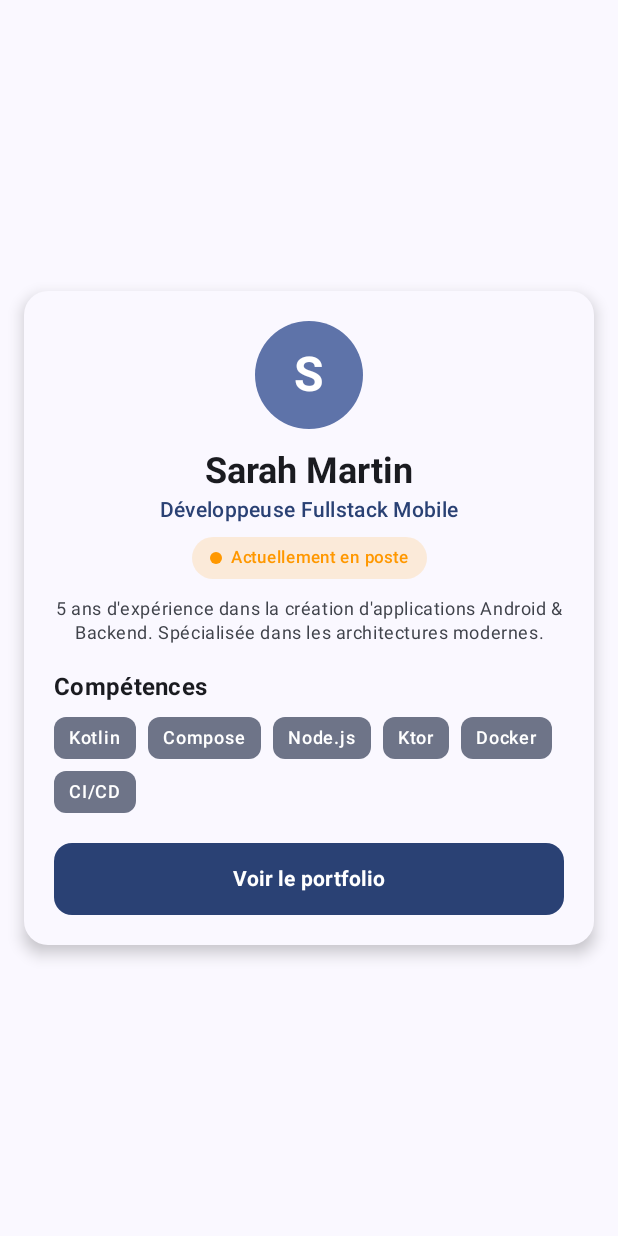
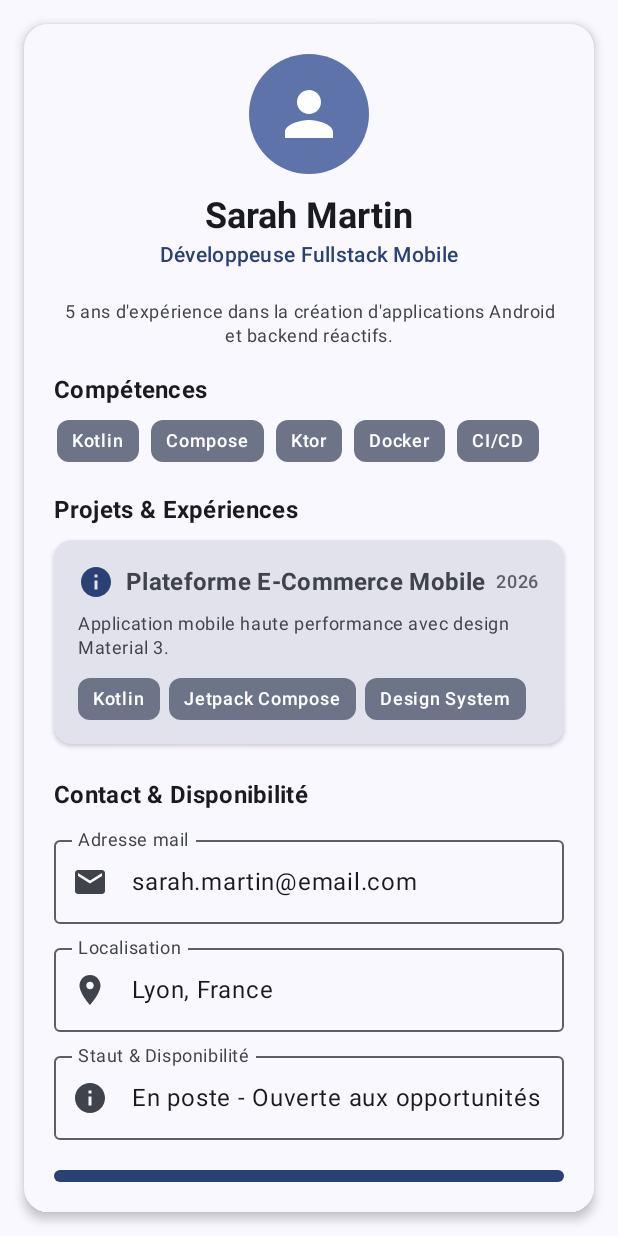
Before and after one commit to Paul-Raynaud/Fiche_profil---JetPackCompose, an Android app built with Jetpack Compose: the screen it shows after launch (MainActivity), on a phone screen of 412 x 824 dp. Run offline under Robolectric (Android 15) with nearby library versions, the phone set to English and light mode, and no system bars.

Commit message:
Ajout modèles de données locaux, Ajout nouveaux composants (champ de contact, Carte réutilisable, Avatar, bouton action), Listes et assemblages

```diff
--- a/app/build.gradle.kts
+++ b/app/build.gradle.kts
@@ -44,6 +44,7 @@ dependencies {
     implementation(libs.androidx.compose.ui.graphics)
     implementation(libs.androidx.compose.ui.tooling.preview)
     implementation(libs.androidx.core.ktx)
+    implementation("androidx.compose.material:material-icons-core")
     implementation(libs.androidx.lifecycle.runtime.ktx)
     testImplementation(libs.junit)
     androidTestImplementation(platform(libs.androidx.compose.bom))
@@ -52,4 +53,5 @@ dependencies {
     androidTestImplementation(libs.androidx.junit)
     debugImplementation(libs.androidx.compose.ui.test.manifest)
     debugImplementation(libs.androidx.compose.ui.tooling)
+
 }
--- /dev/null
+++ b/app/src/main/java/com/example/fiche_profil/model/ContactInfo.kt
@@ -0,0 +1,8 @@
+package com.example.fiche_profil.model
+
+data class ContactInfo(
+    val email: String,
+    val location: String,
+    val availability: String,
+    val githubUrl: String
+)
--- a/app/src/main/java/com/example/fiche_profil/model/ProfileData.kt
+++ b/app/src/main/java/com/example/fiche_profil/model/ProfileData.kt
@@ -1,32 +1,66 @@
 package com.example.fiche_profil.model
 
-/**
- * Modèle de données représentant le profil d'un développeur.
- */
 data class ProfileData(
     val name: String,
     val role: String,
     val description: String,
     val skills: List<String>,
-    val isAvailable: Boolean,
+    val projects: List<ProjectData>,
+    val contactInfo: ContactInfo,
     val buttonText: String
 )
 
-// Jeux de données de démonstration pour les Previews et l'application
+// Exemple de profil Junior (données 100% locales)
 val sampleJuniorProfile = ProfileData(
     name = "Alexandre Dupont",
     role = "Développeur Android Junior",
-    description = "Passionné par le développement mobile et Jetpack Compose. Recherche un stage de 6 mois à partir de septembre.",
-    skills = listOf("Kotlin", "Jetpack Compose", "Git", "Material 3", "Coroutines"),
-    isAvailable = true,
-    buttonText = "Me contacter"
+    description = "Passionné par le développement mobile natif et Jetpack Compose. À la recherche d'un stage de 6 mois.",
+    skills = listOf("Kotlin", "Jetpack Compose", "Material 3", "Git", "Coroutines"),
+    projects = listOf(
+        ProjectData(
+            id = "1",
+            title = "Application Fiche Profil Compose",
+            description = "Interface de profil réactive avec listes modernes et Material 3.",
+            technologies = listOf("Kotlin", "Compose UI", "Material 3"),
+            date = "2026"
+        ),
+        ProjectData(
+            id = "2",
+            title = "Gestionnaire de Tâches Local",
+            description = "Application simple d'organisation avec sauvegarde locale.",
+            technologies = listOf("Kotlin", "Compose", "Architecture Modulaire"),
+            date = "2025"
+        )
+    ),
+    contactInfo = ContactInfo(
+        email = "alexandre.dupont@email.com",
+        location = "Paris, France",
+        availability = "Disponible pour un stage (Septembre 2026)",
+        githubUrl = "github.com/alexandre-dupont"
+    ),
+    buttonText = "Télécharger le CV"
 )
 
+// Exemple de profil Senior pour tester le thème et les variantes
 val sampleSeniorProfile = ProfileData(
     name = "Sarah Martin",
     role = "Développeuse Fullstack Mobile",
-    description = "5 ans d'expérience dans la création d'applications Android & Backend. Spécialisée dans les architectures modernes.",
-    skills = listOf("Kotlin", "Compose", "Node.js", "Ktor", "Docker", "CI/CD"),
-    isAvailable = false,
-    buttonText = "Voir le portfolio"
+    description = "5 ans d'expérience dans la création d'applications Android et backend réactifs.",
+    skills = listOf("Kotlin", "Compose", "Ktor", "Docker", "CI/CD"),
+    projects = listOf(
+        ProjectData(
+            id = "101",
+            title = "Plateforme E-Commerce Mobile",
+            description = "Application mobile haute performance avec design Material 3.",
+            technologies = listOf("Kotlin", "Jetpack Compose", "Design System"),
+            date = "2026"
+        )
+    ),
+    contactInfo = ContactInfo(
+        email = "sarah.martin@email.com",
+        location = "Lyon, France",
+        availability = "En poste - Ouverte aux opportunités",
+        githubUrl = "github.com/sarah-martin"
+    ),
+    buttonText = "Voir le Portfolio"
 )
--- /dev/null
+++ b/app/src/main/java/com/example/fiche_profil/model/ProjectData.kt
@@ -0,0 +1,9 @@
+package com.example.fiche_profil.model
+
+data class ProjectData(
+    val id: String,
+    val title: String,
+    val description: String,
+    val technologies: List<String>,
+    val date: String
+)
--- a/app/src/main/java/com/example/fiche_profil/ui/components/ActionButton.kt
+++ b/app/src/main/java/com/example/fiche_profil/ui/components/ActionButton.kt
@@ -1,25 +1,21 @@
 package com.example.fiche_profil.ui.components
 
-import androidx.compose.foundation.clickable
+import androidx.compose.foundation.layout.Spacer
 import androidx.compose.foundation.layout.fillMaxWidth
 import androidx.compose.foundation.layout.padding
+import androidx.compose.foundation.layout.width
 import androidx.compose.foundation.shape.RoundedCornerShape
-import androidx.compose.material3.MaterialTheme
-import androidx.compose.material3.Surface
+import androidx.compose.material.icons.Icons
+import androidx.compose.material.icons.filled.Email
+import androidx.compose.material3.Button
+import androidx.compose.material3.Icon
 import androidx.compose.material3.Text
 import androidx.compose.runtime.Composable
 import androidx.compose.ui.Modifier
-import androidx.compose.ui.draw.clip
-import androidx.compose.ui.semantics.Role
-import androidx.compose.ui.semantics.contentDescription
-import androidx.compose.ui.semantics.role
-import androidx.compose.ui.semantics.semantics
-import androidx.compose.ui.text.font.FontWeight
-import androidx.compose.ui.text.style.TextAlign
 import androidx.compose.ui.unit.dp
 
 /**
- * Composable réutilisable pour un bouton d'action personnalisé avec chaînage et accessibilité.
+ * Bouton d'action principal avec Button et Icon (Material 3).
  */
 @Composable
 fun ActionButton(
@@ -27,25 +23,19 @@ fun ActionButton(
     onClick: () -> Unit,
     modifier: Modifier = Modifier
 ) {
-    Surface(
-        modifier = modifier
-            .fillMaxWidth()
-            .clip(RoundedCornerShape(12.dp))
-            .clickable(onClick = onClick)
-            .semantics {
-                // Accessibilité : indique aux lecteurs d'écran (TalkBack) qu'il s'agit d'un bouton
-                role = Role.Button
-                contentDescription = "Bouton d'action : $text"
-            },
-        color = MaterialTheme.colorScheme.primary
+    Button(
+        onClick = onClick,
+        modifier = modifier.fillMaxWidth(),
+        shape = RoundedCornerShape(12.dp)
     ) {
+        Icon(
+            imageVector = Icons.Default.Email,
+            contentDescription = text
+        )
+        Spacer(modifier = Modifier.width(8.dp))
         Text(
             text = text,
-            modifier = Modifier.padding(vertical = 14.dp, horizontal = 16.dp), // Padding interne
-            style = MaterialTheme.typography.labelLarge,
-            color = MaterialTheme.colorScheme.onPrimary,
-            fontWeight = FontWeight.Bold,
-            textAlign = TextAlign.Center
+            modifier = Modifier.padding(vertical = 4.dp)
         )
     }
 }
--- /dev/null
+++ b/app/src/main/java/com/example/fiche_profil/ui/components/ContactField.kt
@@ -0,0 +1,35 @@
+package com.example.fiche_profil.ui.components
+
+import androidx.compose.foundation.layout.fillMaxWidth
+import androidx.compose.material3.Icon
+import androidx.compose.material3.OutlinedTextField
+import androidx.compose.material3.Text
+import androidx.compose.runtime.Composable
+import androidx.compose.ui.Modifier
+import androidx.compose.ui.graphics.vector.ImageVector
+
+/**
+ * Champ de contact réutilisable en LECTURE SEULE (readOnly = true).
+ */
+@Composable
+fun ContactField(
+    label: String,
+    value: String,
+    icon: ImageVector,
+    modifier: Modifier = Modifier
+) {
+    OutlinedTextField(
+        value = value,
+        onValueChange = {},
+        readOnly = true, // Exigence du sujet : Lecture seule
+        label = { Text(text = label) },
+        leadingIcon = {
+            Icon(
+                imageVector = icon,
+                contentDescription = label
+            )
+        },
+        singleLine = true,
+        modifier = modifier.fillMaxWidth()
+    )
+}
--- a/app/src/main/java/com/example/fiche_profil/ui/components/ProfileAvatar.kt
+++ b/app/src/main/java/com/example/fiche_profil/ui/components/ProfileAvatar.kt
@@ -4,36 +4,35 @@ import androidx.compose.foundation.background
 import androidx.compose.foundation.layout.Box
 import androidx.compose.foundation.layout.size
 import androidx.compose.foundation.shape.CircleShape
+import androidx.compose.material.icons.Icons
+import androidx.compose.material.icons.filled.Person
+import androidx.compose.material3.Icon
 import androidx.compose.material3.MaterialTheme
-import androidx.compose.material3.Text
 import androidx.compose.runtime.Composable
 import androidx.compose.ui.Alignment
 import androidx.compose.ui.Modifier
 import androidx.compose.ui.draw.clip
-import androidx.compose.ui.text.font.FontWeight
 import androidx.compose.ui.unit.dp
-import androidx.compose.ui.unit.sp
 
 /**
- * Composable réutilisable pour afficher un avatar circulaire avec l'initiale de l'utilisateur.
+ * Avatar circulaire avec Icône / Placeholder.
  */
 @Composable
 fun ProfileAvatar(
-    name: String,
     modifier: Modifier = Modifier
 ) {
     Box(
         modifier = modifier
-            .size(72.dp)
+            .size(80.dp)
             .clip(CircleShape)
             .background(MaterialTheme.colorScheme.primaryContainer),
         contentAlignment = Alignment.Center
     ) {
-        Text(
-            text = name.firstOrNull()?.toString() ?: "?",
-            fontSize = 32.sp,
-            fontWeight = FontWeight.Bold,
-            color = MaterialTheme.colorScheme.onPrimaryContainer
+        Icon(
+            imageVector = Icons.Default.Person,
+            contentDescription = "Avatar du développeur",
+            modifier = Modifier.size(48.dp),
+            tint = MaterialTheme.colorScheme.onPrimaryContainer
         )
     }
 }
--- /dev/null
+++ b/app/src/main/java/com/example/fiche_profil/ui/components/ProjectCard.kt
@@ -0,0 +1,96 @@
+package com.example.fiche_profil.ui.components
+
+
+import androidx.compose.foundation.layout.Arrangement
+import androidx.compose.foundation.layout.Column
+import androidx.compose.foundation.layout.ExperimentalLayoutApi
+import androidx.compose.foundation.layout.FlowRow
+import androidx.compose.foundation.layout.Row
+import androidx.compose.foundation.layout.Spacer
+import androidx.compose.foundation.layout.fillMaxWidth
+import androidx.compose.foundation.layout.height
+import androidx.compose.foundation.layout.padding
+import androidx.compose.foundation.layout.width
+import androidx.compose.foundation.shape.RoundedCornerShape
+import androidx.compose.material.icons.Icons
+import androidx.compose.material.icons.filled.Info
+import androidx.compose.material3.Card
+import androidx.compose.material3.CardDefaults
+import androidx.compose.material3.Icon
+import androidx.compose.material3.MaterialTheme
+import androidx.compose.material3.Text
+import androidx.compose.runtime.Composable
+import androidx.compose.ui.Alignment
+import androidx.compose.ui.Modifier
+import androidx.compose.ui.text.font.FontWeight
+import androidx.compose.ui.unit.dp
+import com.example.fiche_profil.model.ProjectData
+
+/**
+ * Carte réutilisable pour afficher un projet ou une expérience.
+ */
+@OptIn(ExperimentalLayoutApi::class)
+@Composable
+fun ProjectCard(
+    project: ProjectData,
+    modifier: Modifier = Modifier
+) {
+    Card(
+        modifier = modifier.fillMaxWidth(),
+        shape = RoundedCornerShape(12.dp),
+        colors = CardDefaults.cardColors(
+            containerColor = MaterialTheme.colorScheme.surfaceVariant
+        ),
+        elevation = CardDefaults.cardElevation(defaultElevation = 2.dp)
+    ) {
+        Column(
+            modifier = Modifier.padding(16.dp) // Padding interne de la carte
+        ) {
+            Row(
+                modifier = Modifier.fillMaxWidth(),
+                verticalAlignment = Alignment.CenterVertically,
+                horizontalArrangement = Arrangement.SpaceBetween
+            ) {
+                Row(verticalAlignment = Alignment.CenterVertically) {
+                    Icon(
+                        imageVector = Icons.Default.Info,
+                        contentDescription = "Icône projet",
+                        tint = MaterialTheme.colorScheme.primary
+                    )
+                    Spacer(modifier = Modifier.width(8.dp))
+                    Text(
+                        text = project.title,
+                        style = MaterialTheme.typography.titleMedium,
+                        fontWeight = FontWeight.Bold,
+                        color = MaterialTheme.colorScheme.onSurfaceVariant
+                    )
+                }
+                Text(
+                    text = project.date,
+                    style = MaterialTheme.typography.labelMedium,
+                    color = MaterialTheme.colorScheme.outline
+                )
+            }
+
+            Spacer(modifier = Modifier.height(8.dp))
+
+            Text(
+                text = project.description,
+                style = MaterialTheme.typography.bodySmall,
+                color = MaterialTheme.colorScheme.onSurfaceVariant
+            )
+
+            Spacer(modifier = Modifier.height(12.dp))
+
+            // Badges de technologies
+            FlowRow(
+                horizontalArrangement = Arrangement.spacedBy(6.dp),
+                verticalArrangement = Arrangement.spacedBy(6.dp)
+            ) {
+                project.technologies.forEach { tech ->
+                    SkillChip(skill = tech)
+                }
+            }
+        }
+    }
+}
--- a/app/src/main/java/com/example/fiche_profil/ui/profile/ProfileCard.kt
+++ b/app/src/main/java/com/example/fiche_profil/ui/profile/ProfileCard.kt
@@ -15,9 +15,11 @@ import androidx.compose.ui.Modifier
 import androidx.compose.ui.unit.dp
 import com.example.fiche_profil.model.ProfileData
 import com.example.fiche_profil.ui.components.ActionButton
+import com.example.fiche_profil.ui.components.ProjectCard
+import com.example.fiche_profil.ui.components.SectionTitle
 
 /**
- * Carte principale affichant le profil complet avec padding interne.
+ * Carte principale affichant le profil complet.
  */
 @Composable
 fun ProfileCard(
@@ -26,28 +28,27 @@ fun ProfileCard(
     onContactClick: () -> Unit = {}
 ) {
     Card(
-        modifier = modifier,
+        modifier = modifier.fillMaxWidth(),
         shape = RoundedCornerShape(16.dp),
         colors = CardDefaults.cardColors(
             containerColor = MaterialTheme.colorScheme.surface
         ),
-        elevation = CardDefaults.cardElevation(defaultElevation = 6.dp)
+        elevation = CardDefaults.cardElevation(defaultElevation = 4.dp)
     ) {
-        // PADDING INTERNE : Le composant applique du padding à l'intérieur pour espacer son contenu des bords
         Column(
-            modifier = Modifier.padding(20.dp),
+            modifier = Modifier.padding(20.dp), // Padding interne
             horizontalAlignment = Alignment.CenterHorizontally
         ) {
             ProfileHeader(
                 name = profile.name,
                 role = profile.role,
                 description = profile.description,
-                isAvailable = profile.isAvailable,
                 modifier = Modifier.fillMaxWidth()
             )
 
             Spacer(modifier = Modifier.height(16.dp))
 
+            // 1. Liste de compétences (LazyRow)
             SkillsSection(
                 skills = profile.skills,
                 modifier = Modifier.fillMaxWidth()
@@ -55,6 +56,29 @@ fun ProfileCard(
 
             Spacer(modifier = Modifier.height(20.dp))
 
+            // 2. Section Projets & Expériences (ProjectCard)
+            SectionTitle(
+                title = "Projets & Expériences",
+                modifier = Modifier.fillMaxWidth()
+            )
+            Spacer(modifier = Modifier.height(8.dp))
+
+            profile.projects.forEach { project ->
+                ProjectCard(project = project)
+                Spacer(modifier = Modifier.height(10.dp))
+            }
+
+            Spacer(modifier = Modifier.height(12.dp))
+
+            // 3. Section Contact (OutlinedTextFields en lecture seule)
+            ContactSection(
+                contactInfo = profile.contactInfo,
+                modifier = Modifier.fillMaxWidth()
+            )
+
+            Spacer(modifier = Modifier.height(20.dp))
+
+            // 4. Bouton d'action principal
             ActionButton(
                 text = profile.buttonText,
                 onClick = onContactClick,
--- a/app/src/main/java/com/example/fiche_profil/ui/profile/ProfileHeader.kt
+++ b/app/src/main/java/com/example/fiche_profil/ui/profile/ProfileHeader.kt
@@ -22,14 +22,13 @@ fun ProfileHeader(
     name: String,
     role: String,
     description: String,
-    isAvailable: Boolean,
     modifier: Modifier = Modifier
 ) {
     Column(
         modifier = modifier,
         horizontalAlignment = Alignment.CenterHorizontally
     ) {
-        ProfileAvatar(name = name)
+        ProfileAvatar()
 
         Spacer(modifier = Modifier.height(12.dp))
 
@@ -49,7 +48,6 @@ fun ProfileHeader(
 
         Spacer(modifier = Modifier.height(8.dp))
 
-        AvailabilityBadge(isAvailable = isAvailable)
 
         Spacer(modifier = Modifier.height(12.dp))
 
--- /dev/null
+++ b/app/src/main/java/com/example/fiche_profil/ui/profile/ProfileSection.kt
@@ -0,0 +1,49 @@
+package com.example.fiche_profil.ui.profile
+
+import androidx.compose.foundation.layout.Column
+import androidx.compose.foundation.layout.Spacer
+import androidx.compose.foundation.layout.height
+import androidx.compose.runtime.Composable
+import androidx.compose.ui.Modifier
+import androidx.compose.ui.unit.dp
+import com.example.fiche_profil.model.ContactInfo
+import com.example.fiche_profil.ui.components.ContactField
+import com.example.fiche_profil.ui.components.SectionTitle
+import androidx.compose.material.icons.Icons
+import androidx.compose.material.icons.filled.Email
+import androidx.compose.material.icons.filled.Info
+import androidx.compose.material.icons.filled.Place
+
+
+@Composable
+fun ContactSection(
+    contactInfo: ContactInfo,
+    modifier: Modifier = Modifier
+){
+    Column(modifier = modifier) {
+        SectionTitle(title = "Contact & Disponibilité")
+        Spacer(modifier = Modifier.height(10.dp))
+
+        ContactField(
+            label = "Adresse mail",
+            value = contactInfo.email,
+            icon = Icons.Default.Email
+        )
+
+        Spacer(modifier = Modifier.height(8.dp))
+
+        ContactField(
+            label = "Localisation",
+            value = contactInfo.location,
+            icon = Icons.Default.Place
+        )
+
+        Spacer(modifier = Modifier.height(8.dp))
+
+        ContactField(
+            label = "Staut & Disponibilité",
+            value = contactInfo.availability,
+            icon = Icons.Default.Info
+        )
+    }
+}
--- a/app/src/main/java/com/example/fiche_profil/ui/profile/SkillsSection.kt
+++ b/app/src/main/java/com/example/fiche_profil/ui/profile/SkillsSection.kt
@@ -4,13 +4,16 @@ import androidx.compose.foundation.layout.Arrangement
 import androidx.compose.foundation.layout.Column
 import androidx.compose.foundation.layout.ExperimentalLayoutApi
 import androidx.compose.foundation.layout.FlowRow
+import androidx.compose.foundation.layout.PaddingValues
 import androidx.compose.foundation.layout.Spacer
 import androidx.compose.foundation.layout.height
+import androidx.compose.foundation.lazy.LazyRow
 import androidx.compose.runtime.Composable
 import androidx.compose.ui.Modifier
 import androidx.compose.ui.unit.dp
 import com.example.fiche_profil.ui.components.SectionTitle
 import com.example.fiche_profil.ui.components.SkillChip
+import androidx.compose.foundation.lazy.items
 
 /**
  * Section affichant la liste des compétences sous forme de badges.
@@ -25,11 +28,11 @@ fun SkillsSection(
         SectionTitle(title = "Compétences")
         Spacer(modifier = Modifier.height(8.dp))
 
-        FlowRow(
+        LazyRow(
             horizontalArrangement = Arrangement.spacedBy(8.dp),
-            verticalArrangement = Arrangement.spacedBy(8.dp)
+            contentPadding = PaddingValues(horizontal = 2.dp)
         ) {
-            skills.forEach { skill ->
+            items(skills) { skill ->
                 SkillChip(skill = skill)
             }
         }
```
